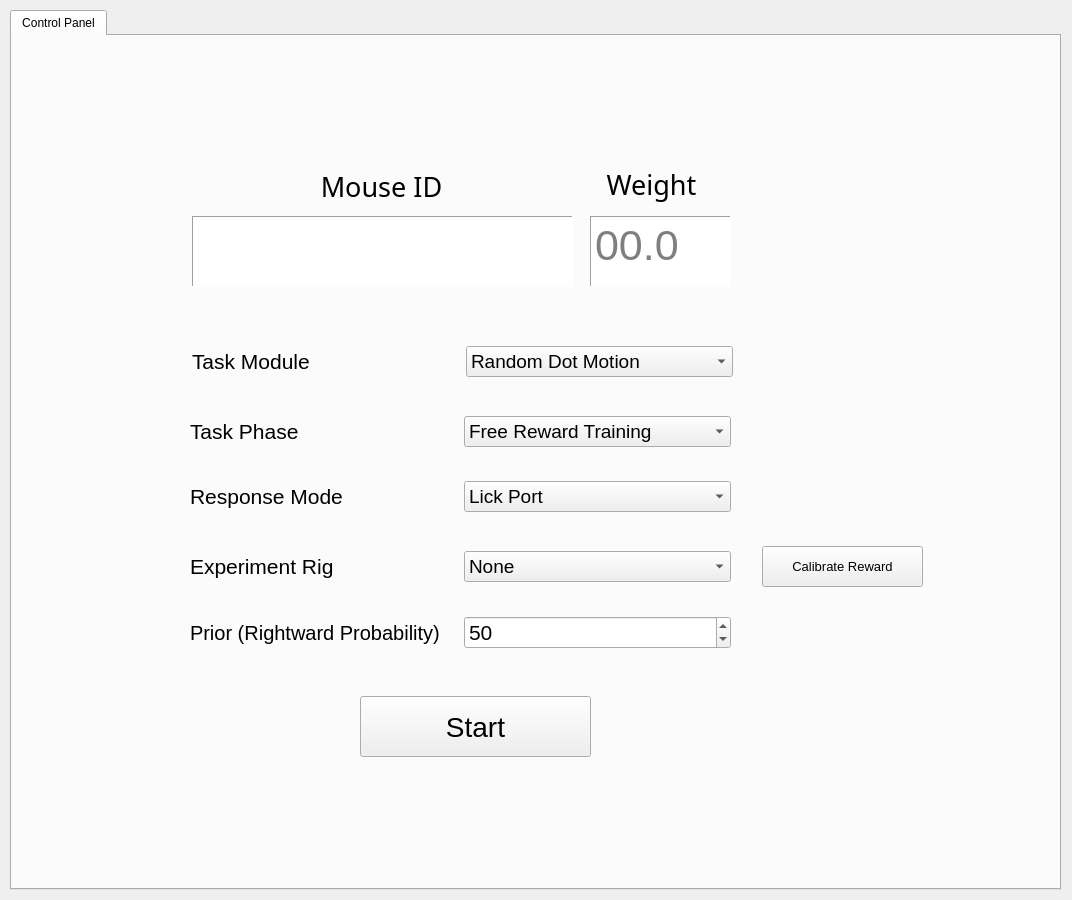
This is NeuRPi/gui/main_gui.ui in vaibrainium/NeuRPi as Qt 5 draws it before an edit. The edited form follows.
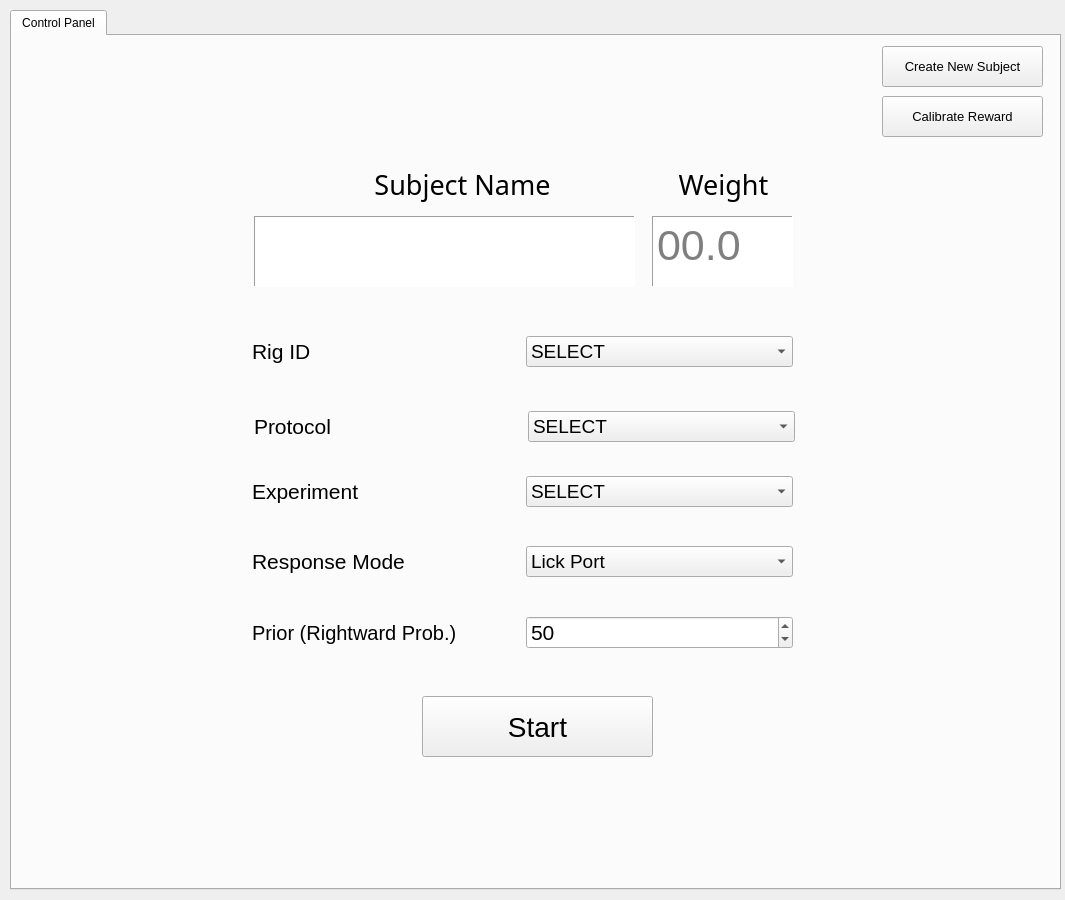
This is the edited form.

Commit message: workin main gui with new subject form

The edit to the form file:
```diff
--- a/NeuRPi/gui/main_gui.ui
+++ b/NeuRPi/gui/main_gui.ui
@@ -6,7 +6,7 @@
    <rect>
     <x>0</x>
     <y>0</y>
-    <width>1072</width>
+    <width>1065</width>
     <height>900</height>
    </rect>
   </property>
@@ -45,7 +45,7 @@
       </property>
       <property name="geometry">
        <rect>
-        <x>348</x>
+        <x>410</x>
         <y>660</y>
         <width>231</width>
         <height>61</height>
@@ -63,7 +63,7 @@
      <widget class="QLabel" name="label_5">
       <property name="geometry">
        <rect>
-        <x>578</x>
+        <x>650</x>
         <y>125</y>
         <width>123</width>
         <height>47</height>
@@ -85,8 +85,8 @@
      <widget class="QWidget" name="layoutWidget_2">
       <property name="geometry">
        <rect>
-        <x>178</x>
-        <y>515</y>
+        <x>240</x>
+        <y>300</y>
         <width>541</width>
         <height>31</height>
        </rect>
@@ -100,7 +100,7 @@
           </font>
          </property>
          <property name="text">
-          <string>Experiment Rig</string>
+          <string>Rig ID</string>
          </property>
         </widget>
        </item>
@@ -119,7 +119,7 @@
          </property>
          <item>
           <property name="text">
-           <string>None</string>
+           <string>SELECT</string>
           </property>
          </item>
         </widget>
@@ -129,8 +129,8 @@
      <widget class="QWidget" name="layoutWidget_3">
       <property name="geometry">
        <rect>
-        <x>178</x>
-        <y>445</y>
+        <x>240</x>
+        <y>510</y>
         <width>541</width>
         <height>31</height>
        </rect>
@@ -178,7 +178,7 @@
      <widget class="QWidget" name="layoutWidget_4">
       <property name="geometry">
        <rect>
-        <x>178</x>
+        <x>240</x>
         <y>580</y>
         <width>541</width>
         <height>33</height>
@@ -193,7 +193,7 @@
           </font>
          </property>
          <property name="text">
-          <string>Prior (Rightward Probability)</string>
+          <string>Prior (Rightward Prob.)</string>
          </property>
         </widget>
        </item>
@@ -220,8 +220,8 @@
      <widget class="QWidget" name="layoutWidget_5">
       <property name="geometry">
        <rect>
-        <x>178</x>
-        <y>380</y>
+        <x>240</x>
+        <y>440</y>
         <width>541</width>
         <height>31</height>
        </rect>
@@ -235,7 +235,7 @@
           </font>
          </property>
          <property name="text">
-          <string>Task Phase</string>
+          <string>Experiment</string>
          </property>
         </widget>
        </item>
@@ -246,12 +246,14 @@
            <pointsize>14</pointsize>
           </font>
          </property>
-         <property name="currentIndex">
-          <number>0</number>
-         </property>
          <property name="maxVisibleItems">
           <number>15</number>
          </property>
+         <item>
+          <property name="text">
+           <string>SELECT</string>
+          </property>
+         </item>
          <item>
           <property name="text">
            <string>Free Reward Training</string>
@@ -284,7 +286,7 @@
      <widget class="QTextEdit" name="subject_weight">
       <property name="geometry">
        <rect>
-        <x>578</x>
+        <x>640</x>
         <y>180</y>
         <width>141</width>
         <height>71</height>
@@ -327,9 +329,9 @@
      <widget class="QLabel" name="label">
       <property name="geometry">
        <rect>
-        <x>308</x>
-        <y>127</y>
-        <width>123</width>
+        <x>350</x>
+        <y>125</y>
+        <width>201</width>
         <height>47</height>
        </rect>
       </property>
@@ -340,7 +342,7 @@
        </font>
       </property>
       <property name="text">
-       <string>Mouse ID</string>
+       <string>Subject Name</string>
       </property>
       <property name="alignment">
        <set>Qt::AlignCenter</set>
@@ -349,7 +351,7 @@
      <widget class="QTextEdit" name="subject">
       <property name="geometry">
        <rect>
-        <x>180</x>
+        <x>242</x>
         <y>180</y>
         <width>381</width>
         <height>71</height>
@@ -383,8 +385,8 @@
      <widget class="QWidget" name="layoutWidget_6">
       <property name="geometry">
        <rect>
-        <x>180</x>
-        <y>310</y>
+        <x>242</x>
+        <y>375</y>
         <width>541</width>
         <height>31</height>
        </rect>
@@ -398,7 +400,7 @@
           </font>
          </property>
          <property name="text">
-          <string>Task Module</string>
+          <string>Protocol</string>
          </property>
         </widget>
        </item>
@@ -409,12 +411,14 @@
            <pointsize>14</pointsize>
           </font>
          </property>
-         <property name="currentIndex">
-          <number>0</number>
-         </property>
          <property name="maxVisibleItems">
           <number>15</number>
          </property>
+         <item>
+          <property name="text">
+           <string>SELECT</string>
+          </property>
+         </item>
          <item>
           <property name="text">
            <string>Random Dot Motion</string>
@@ -427,8 +431,8 @@
      <widget class="QPushButton" name="calibrate_reward">
       <property name="geometry">
        <rect>
-        <x>750</x>
-        <y>510</y>
+        <x>870</x>
+        <y>60</y>
         <width>161</width>
         <height>41</height>
        </rect>
@@ -442,6 +446,24 @@
        <string>Calibrate Reward</string>
       </property>
      </widget>
+     <widget class="QPushButton" name="create_new_subject">
+      <property name="geometry">
+       <rect>
+        <x>870</x>
+        <y>10</y>
+        <width>161</width>
+        <height>41</height>
+       </rect>
+      </property>
+      <property name="font">
+       <font>
+        <pointsize>10</pointsize>
+       </font>
+      </property>
+      <property name="text">
+       <string>Create New Subject</string>
+      </property>
+     </widget>
     </widget>
    </widget>
   </widget>
```
Left out of the diff: 11 changed lines with no effect on the pictures. The commit also changes 5 other files.
